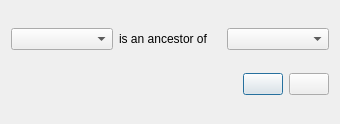
The window that ui/ancestorDialog.ui (Brewtarget/brewtarget) describes before a commit, drawn with Qt 5.
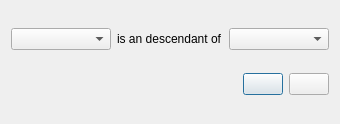
The same window after the commit. Icons and pictures are not drawn.

Commit message:
Not all things have inrec tables
getParentRecipe assumed any thing calling it would have an inrec table.
I used it in places where that assumption wasn't true.

I fixed the problem by handling those three cases where it doesn't.

I am not yet sold on this as the best or right solution. It does,
though, fix the tests

```diff
--- a/ui/ancestorDialog.ui
+++ b/ui/ancestorDialog.ui
@@ -19,7 +19,7 @@
      <item>
       <layout class="QHBoxLayout" name="horizontalLayout">
        <item>
-        <widget class="QComboBox" name="comboBox_ancestor">
+        <widget class="QComboBox" name="comboBox_descendant">
          <property name="sizeAdjustPolicy">
           <enum>QComboBox::AdjustToContents</enum>
          </property>
@@ -28,12 +28,12 @@
        <item>
         <widget class="QLabel" name="label_descendant">
          <property name="text">
-          <string>is an ancestor of</string>
+          <string>is an descendant of</string>
          </property>
         </widget>
        </item>
        <item>
-        <widget class="QComboBox" name="comboBox_descendant">
+        <widget class="QComboBox" name="comboBox_ancestor">
          <property name="sizeAdjustPolicy">
           <enum>QComboBox::AdjustToContents</enum>
          </property>
```
The commit also changes 2 other files.
